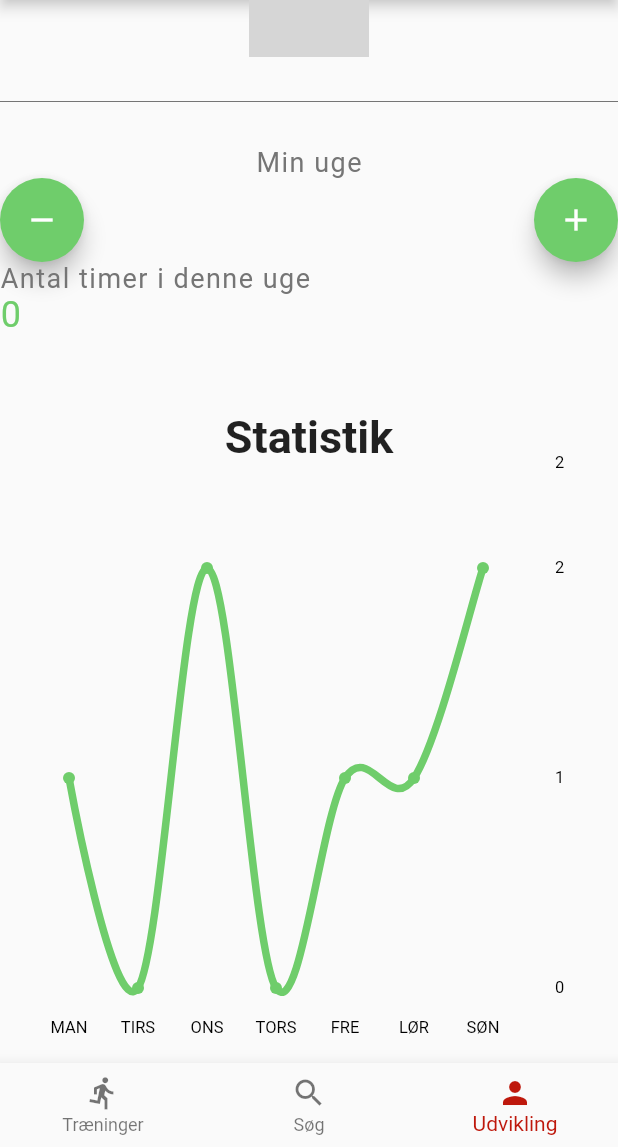
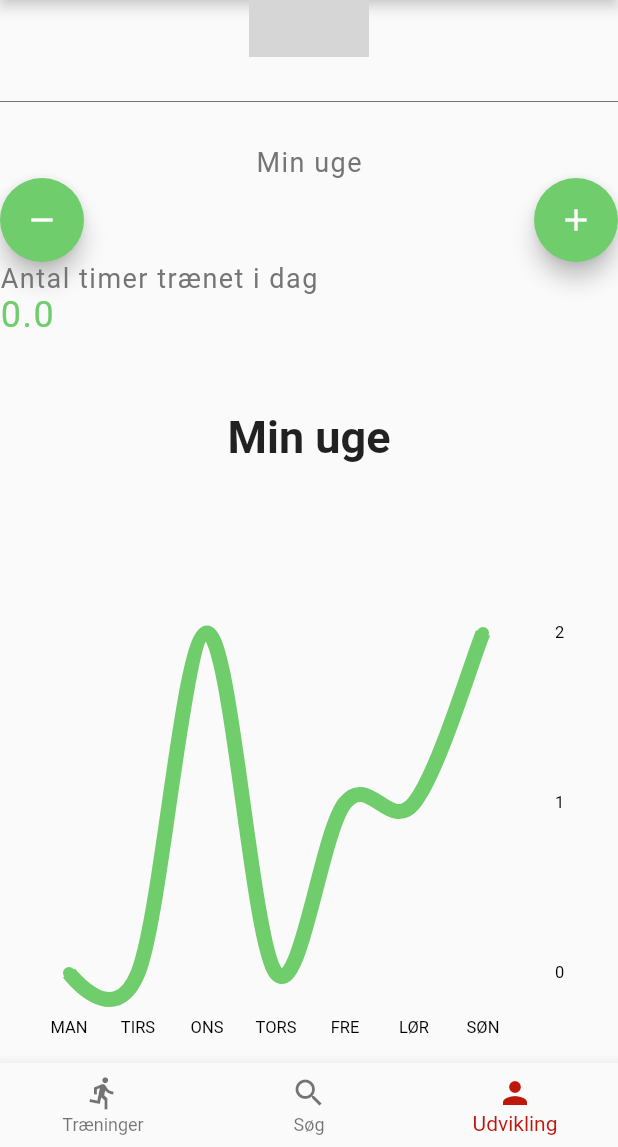
Before and after one commit to JohannesPoulsen/fitness_budy_app, a Flutter app: the HomeScreen screen opened directly with empty values, item 3 of the bottom bar chosen, scrolled down 39 dp, after a tap on the "add" icon, after a tap on the "remove" icon, on a phone screen of 412 x 824 dp, the part 89-1236 px from its top. Run offline on Flutter 3.47's test engine with Material 2 defaults, Android fonts, the phone set to English and light mode, and no system bars; drawn by our look-alikes of fl_chart; our stand-ins replace cloud_firestore, firebase_auth, firebase_core, font_awesome_flutter; accounts and stored records are empty; network calls fail; grey boxes are pictures that could not be loaded.

```diff
--- a/lib/Model/lineTitles.dart
+++ b/lib/Model/lineTitles.dart
@@ -31,7 +31,7 @@ class LineTitles {
               return '';
           }
         },
-        margin: 20,
+        margin: 30,
       ),
       leftTitles: SideTitles(showTitles: false),
       rightTitles: SideTitles(
--- a/lib/ViewController/home.dart
+++ b/lib/ViewController/home.dart
@@ -21,7 +21,7 @@ class _HomeScreenState extends State<HomeScreen> {
 
   String searchString = "";
   int _selectedIndex = 0;
-  int _counter = 0;
+  double  _counter = 0;
 
   List<Widget> widgetOptions = [];
 
@@ -84,16 +84,16 @@ class _HomeScreenState extends State<HomeScreen> {
     });
   }
 
-  void _hourIncrease() {
+  void _hourIncrease(){
     setState(() {
-      _counter++;
+      _counter+= 0.5;
     });
   }
 
   void _hourDecrease() {
     setState(() {
-      _counter--;
-      if (_counter <= 0) {
+      _counter-= 0.5;
+      if(_counter <= 0){
         _counter = 0;
       }
     });
@@ -247,7 +247,7 @@ class _HomeScreenState extends State<HomeScreen> {
               mainAxisAlignment: MainAxisAlignment.start,
               children: <Widget>[
                 Text(
-                  'Antal timer i denne uge',
+                  'Antal timer trænet i dag',
                   style: TextStyle(
                     color: Colors.grey[600],
                     fontSize: 18.0,
@@ -275,7 +275,7 @@ class _HomeScreenState extends State<HomeScreen> {
             ),
             const Center(
               child: Text(
-                'Statistik',
+                'Min uge',
                 style: TextStyle(
                   fontSize: 30,
                   fontWeight: FontWeight.bold,
@@ -285,20 +285,20 @@ class _HomeScreenState extends State<HomeScreen> {
             SizedBox(
               width: 400,
               height: 400,
-              //color: Colors.grey[400],
               child: LineChart(
                 LineChartData(
                   gridData: FlGridData(show: false),
                   borderData: FlBorderData(show: false),
                   titlesData: LineTitles.getTitleData(),
+                  clipData: FlClipData.all(),
                   minX: 0,
                   maxX: 8,
                   minY: 0,
-                  maxY: 2.5,
+                  maxY: 3,
                   lineBarsData: [
                     LineChartBarData(
                       spots: [
-                        const FlSpot(1, 1),
+                        FlSpot(1, _counter),
                         const FlSpot(2, 0),
                         const FlSpot(3, 2),
                         const FlSpot(4, 0),
@@ -311,7 +311,7 @@ class _HomeScreenState extends State<HomeScreen> {
                         const Color(0xFF6fcd6b),
                         const Color(0xFF6fcd6b)
                       ],
-                      barWidth: 5,
+                      barWidth: 10,
                     ),
                   ],
                 ),
```
